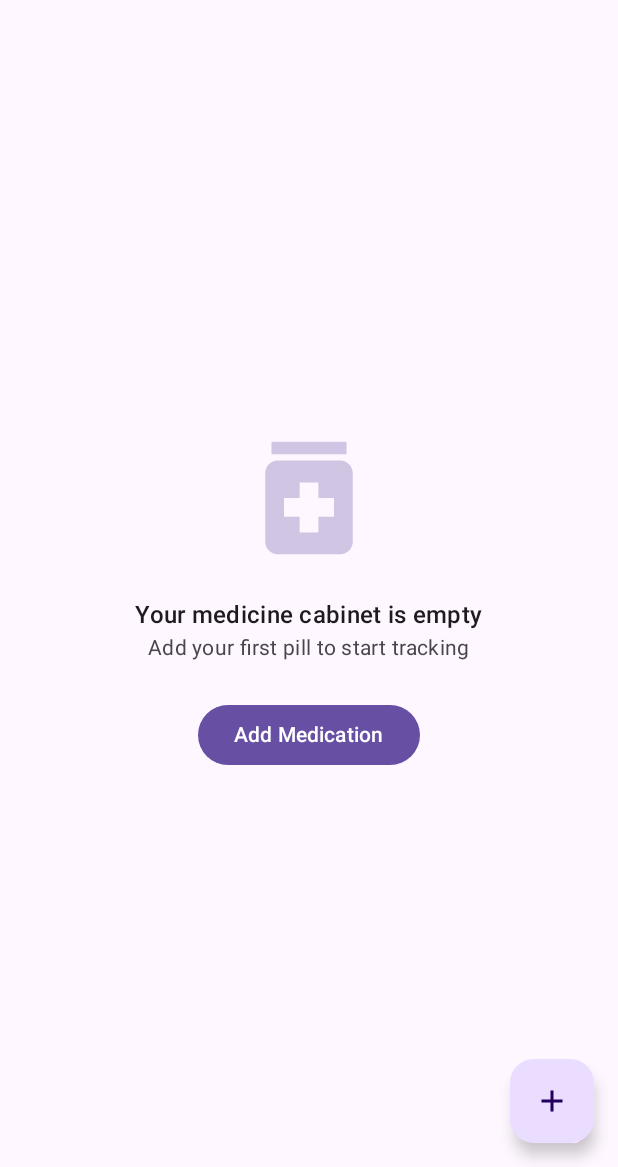
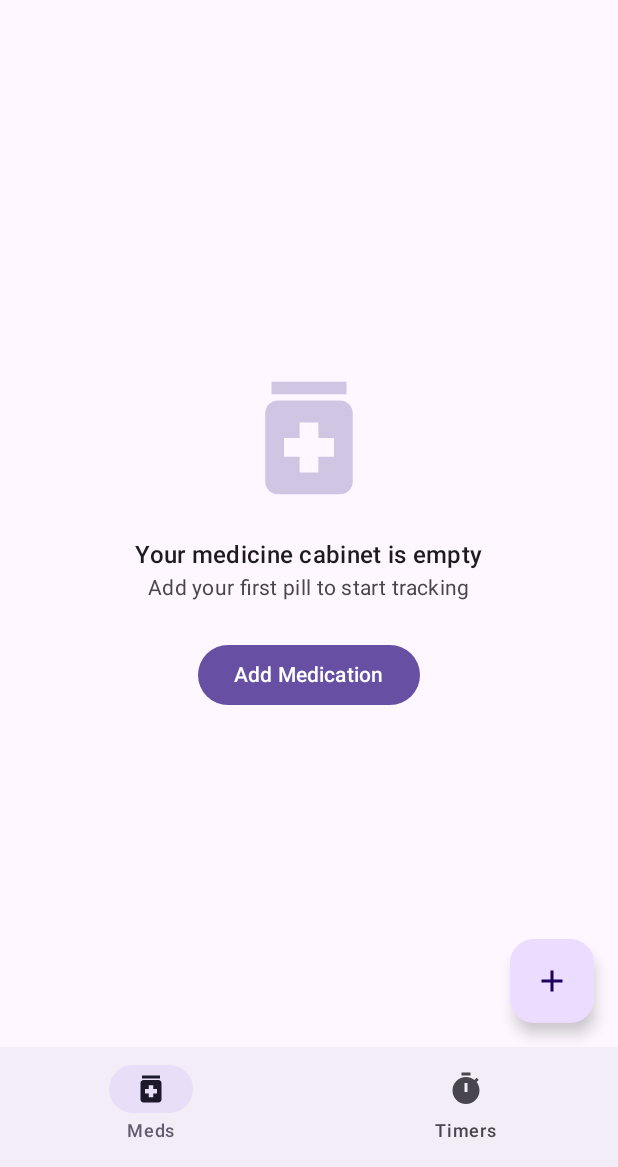
Before and after one commit to jagger/jpill, an Android app built with Jetpack Compose: the screen it shows after launch (MainActivity), on a phone screen of 412 x 824 dp, the part 69-1236 px from its top. Run offline under Robolectric (Android 15) with nearby library versions, the phone set to English and light mode, and no system bars; our stand-ins replace Dagger/Hilt's generated code, Room's generated code.

Commit message:
feat: implement general-purpose timers and bottom navigation (Milestone 4)

```diff
--- a/app/src/main/java/com/jagger/timer/MainActivity.kt
+++ b/app/src/main/java/com/jagger/timer/MainActivity.kt
@@ -8,18 +8,30 @@ import androidx.activity.ComponentActivity
 import androidx.activity.compose.setContent
 import androidx.activity.enableEdgeToEdge
 import androidx.activity.result.contract.ActivityResultContracts
+import androidx.compose.foundation.layout.fillMaxSize
+import androidx.compose.foundation.layout.padding
+import androidx.compose.material.icons.Icons
+import androidx.compose.material.icons.filled.Medication
+import androidx.compose.material.icons.filled.Timer
+import androidx.compose.material3.*
 import androidx.compose.runtime.Composable
+import androidx.compose.runtime.getValue
 import androidx.compose.ui.Modifier
 import androidx.compose.ui.tooling.preview.Preview
 import androidx.core.content.ContextCompat
+import androidx.navigation.NavDestination.Companion.hierarchy
+import androidx.navigation.NavGraph.Companion.findStartDestination
 import androidx.navigation.NavType
 import androidx.navigation.compose.NavHost
 import androidx.navigation.compose.composable
+import androidx.navigation.compose.currentBackStackEntryAsState
 import androidx.navigation.compose.rememberNavController
 import androidx.navigation.navArgument
 import com.jagger.timer.add_pill.ui.PillFormScreen
 import com.jagger.timer.history.ui.HistoryScreen
 import com.jagger.timer.home.ui.HomeScreen
+import com.jagger.timer.timers.ui.AddTimerScreen
+import com.jagger.timer.timers.ui.TimersScreen
 import dagger.hilt.android.AndroidEntryPoint
 
 @AndroidEntryPoint
@@ -27,21 +39,71 @@ class MainActivity : ComponentActivity() {
 
     private val requestPermissionLauncher = registerForActivityResult(
         ActivityResultContracts.RequestPermission()
-    ) { isGranted: Boolean ->
-        // Handle permission result if needed
-    }
+    ) { isGranted: Boolean -> }
 
     override fun onCreate(savedInstanceState: Bundle?) {
         super.onCreate(savedInstanceState)
         enableEdgeToEdge()
-
         checkNotificationPermission()
 
         setContent {
             TimerTheme {
+                MainApp()
+            }
+        }
+    }
+
+    private fun checkNotificationPermission() {
+        if (Build.VERSION.SDK_INT >= Build.VERSION_CODES.TIRAMISU) {
+            if (ContextCompat.checkSelfPermission(this, Manifest.permission.POST_NOTIFICATIONS) != PackageManager.PERMISSION_GRANTED) {
+                requestPermissionLauncher.launch(Manifest.permission.POST_NOTIFICATIONS)
+            }
+        }
+    }
+}
+
+@Composable
+fun MainApp() {
     val navController = rememberNavController()
-                NavHost(navController = navController, startDestination = "home") {
-                    composable("home") {
+    val navBackStackEntry by navController.currentBackStackEntryAsState()
+    val currentDestination = navBackStackEntry?.destination
+
+    val showBottomBar = currentDestination?.route in listOf("medications", "timers")
+
+    Scaffold(
+        bottomBar = {
+            if (showBottomBar) {
+                NavigationBar {
+                    NavigationBarItem(
+                        icon = { Icon(Icons.Default.Medication, contentDescription = null) },
+                        label = { Text("Meds") },
+                        selected = currentDestination?.hierarchy?.any { it.route == "medications" } == true,
+                        onClick = {
+                            navController.navigate("medications") {
+                                popUpTo(navController.graph.findStartDestination().id) { saveState = true }
+                                launchSingleTop = true
+                                restoreState = true
+                            }
+                        }
+                    )
+                    NavigationBarItem(
+                        icon = { Icon(Icons.Default.Timer, contentDescription = null) },
+                        label = { Text("Timers") },
+                        selected = currentDestination?.hierarchy?.any { it.route == "timers" } == true,
+                        onClick = {
+                            navController.navigate("timers") {
+                                popUpTo(navController.graph.findStartDestination().id) { saveState = true }
+                                launchSingleTop = true
+                                restoreState = true
+                            }
+                        }
+                    )
+                }
+            }
+        }
+    ) { innerPadding ->
+        NavHost(navController = navController, startDestination = "medications", modifier = Modifier.padding(innerPadding)) {
+            composable("medications") {
                 HomeScreen(
                     onAddPillClick = { navController.navigate("pill_form") },
                     onEditPillClick = { pillId -> navController.navigate("pill_form?pillId=$pillId") },
@@ -49,36 +111,19 @@ class MainActivity : ComponentActivity() {
                 )
             }
             composable("history") {
-                        HistoryScreen(
-                            onNavigateBack = { navController.popBackStack() }
-                        )
+                HistoryScreen(onNavigateBack = { navController.popBackStack() })
             }
             composable(
                 route = "pill_form?pillId={pillId}",
-                        arguments = listOf(
-                            navArgument("pillId") {
-                                type = NavType.LongType
-                                defaultValue = -1L
+                arguments = listOf(navArgument("pillId") { type = NavType.LongType; defaultValue = -1L })
+            ) {
+                PillFormScreen(onNavigateBack = { navController.popBackStack() })
             }
-                        )
-                    ) {
-                        PillFormScreen(
-                            onNavigateBack = { navController.popBackStack() }
-                        )
+            composable("timers") {
+                TimersScreen(onAddTimerClick = { navController.navigate("add_timer") })
             }
-                }
-            }
-        }
-    }
-
-    private fun checkNotificationPermission() {
-        if (Build.VERSION.SDK_INT >= Build.VERSION_CODES.TIRAMISU) {
-            if (ContextCompat.checkSelfPermission(
-                    this,
-                    Manifest.permission.POST_NOTIFICATIONS
-                ) != PackageManager.PERMISSION_GRANTED
-            ) {
-                requestPermissionLauncher.launch(Manifest.permission.POST_NOTIFICATIONS)
+            composable("add_timer") {
+                AddTimerScreen(onNavigateBack = { navController.popBackStack() })
             }
         }
     }
@@ -86,8 +131,5 @@ class MainActivity : ComponentActivity() {
 
 @Composable
 fun TimerTheme(content: @Composable () -> Unit) {
-    // Basic theme wrapper
-    androidx.compose.material3.MaterialTheme(
-        content = content
-    )
+    androidx.compose.material3.MaterialTheme(content = content)
 }
--- a/app/src/main/java/com/jagger/timer/core/data/local/AppDatabase.kt
+++ b/app/src/main/java/com/jagger/timer/core/data/local/AppDatabase.kt
@@ -3,19 +3,23 @@ package com.jagger.timer.core.data.local
 import androidx.room.Database
 import androidx.room.RoomDatabase
 import com.jagger.timer.core.data.local.dao.PillDao
+import com.jagger.timer.core.data.local.dao.TimerDao
 import com.jagger.timer.core.data.local.entity.DoseLogEntity
 import com.jagger.timer.core.data.local.entity.PillEntity
 import com.jagger.timer.core.data.local.entity.ScheduleEntity
+import com.jagger.timer.core.data.local.entity.TimerEntity
 
 @Database(
     entities = [
         PillEntity::class,
         ScheduleEntity::class,
-        DoseLogEntity::class
+        DoseLogEntity::class,
+        TimerEntity::class
     ],
-    version = 1,
+    version = 2,
     exportSchema = false
 )
 abstract class AppDatabase : RoomDatabase() {
     abstract fun pillDao(): PillDao
+    abstract fun timerDao(): TimerDao
 }
--- /dev/null
+++ b/app/src/main/java/com/jagger/timer/core/data/local/dao/TimerDao.kt
@@ -0,0 +1,23 @@
+package com.jagger.timer.core.data.local.dao
+
+import androidx.room.*
+import com.jagger.timer.core.data.local.entity.TimerEntity
+import kotlinx.coroutines.flow.Flow
+
+@Dao
+interface TimerDao {
+    @Query("SELECT * FROM timers")
+    fun getAllTimers(): Flow<List<TimerEntity>>
+
+    @Query("SELECT * FROM timers WHERE id = :id")
+    suspend fun getTimerById(id: Long): TimerEntity?
+
+    @Insert(onConflict = OnConflictStrategy.REPLACE)
+    suspend fun insertTimer(timer: TimerEntity): Long
+
+    @Update
+    suspend fun updateTimer(timer: TimerEntity)
+
+    @Delete
+    suspend fun deleteTimer(timer: TimerEntity)
+}
--- a/app/src/main/java/com/jagger/timer/core/di/DatabaseModule.kt
+++ b/app/src/main/java/com/jagger/timer/core/di/DatabaseModule.kt
@@ -2,8 +2,11 @@ package com.jagger.timer.core.di
 
 import android.content.Context
 import androidx.room.Room
+import androidx.room.migration.Migration
+import androidx.sqlite.db.SupportSQLiteDatabase
 import com.jagger.timer.core.data.local.AppDatabase
 import com.jagger.timer.core.data.local.dao.PillDao
+import com.jagger.timer.core.data.local.dao.TimerDao
 import dagger.Module
 import dagger.Provides
 import dagger.hilt.InstallIn
@@ -15,6 +18,14 @@ import javax.inject.Singleton
 @InstallIn(SingletonComponent::class)
 object DatabaseModule {
 
+    private val MIGRATION_1_2 = object : Migration(1, 2) {
+        override fun migrate(db: SupportSQLiteDatabase) {
+            db.execSQL(
+                "CREATE TABLE IF NOT EXISTS `timers` (`id` INTEGER PRIMARY KEY AUTOINCREMENT NOT NULL, `name` TEXT NOT NULL, `durationSeconds` INTEGER NOT NULL, `intervalSeconds` INTEGER, `type` TEXT NOT NULL, `isActive` INTEGER NOT NULL, `color` INTEGER NOT NULL, `icon` TEXT, `startTimeMillis` INTEGER)"
+            )
+        }
+    }
+
     @Provides
     @Singleton
     fun provideAppDatabase(@ApplicationContext context: Context): AppDatabase {
@@ -22,11 +33,18 @@ object DatabaseModule {
             context,
             AppDatabase::class.java,
             "jaggernautimer_db"
-        ).build()
+        )
+        .addMigrations(MIGRATION_1_2)
+        .build()
     }
 
     @Provides
     fun providePillDao(database: AppDatabase): PillDao {
         return database.pillDao()
     }
+
+    @Provides
+    fun provideTimerDao(database: AppDatabase): TimerDao {
+        return database.timerDao()
+    }
 }
```
Also changed, not shown: app/src/main/java/com/jagger/timer/core/data/local/entity/TimerEntity.kt (added, +23 -0 lines), app/src/main/java/com/jagger/timer/core/data/repository/TimerRepository.kt (added, +22 -0 lines), app/src/main/java/com/jagger/timer/core/receiver/AlarmReceiver.kt (+54 -0 lines), app/src/main/java/com/jagger/timer/core/util/TimerAlarmScheduler.kt (added, +53 -0 lines), app/src/main/java/com/jagger/timer/timers/ui/AddTimerScreen.kt (added, +86 -0 lines), app/src/main/java/com/jagger/timer/timers/ui/TimersScreen.kt (added, +125 -0 lines), app/src/main/java/com/jagger/timer/timers/viewmodel/AddTimerViewModel.kt (added, +52 -0 lines), app/src/main/java/com/jagger/timer/timers/viewmodel/TimersViewModel.kt (added, +45 -0 lines). Lines whose indentation alone changed are shown as unchanged.
